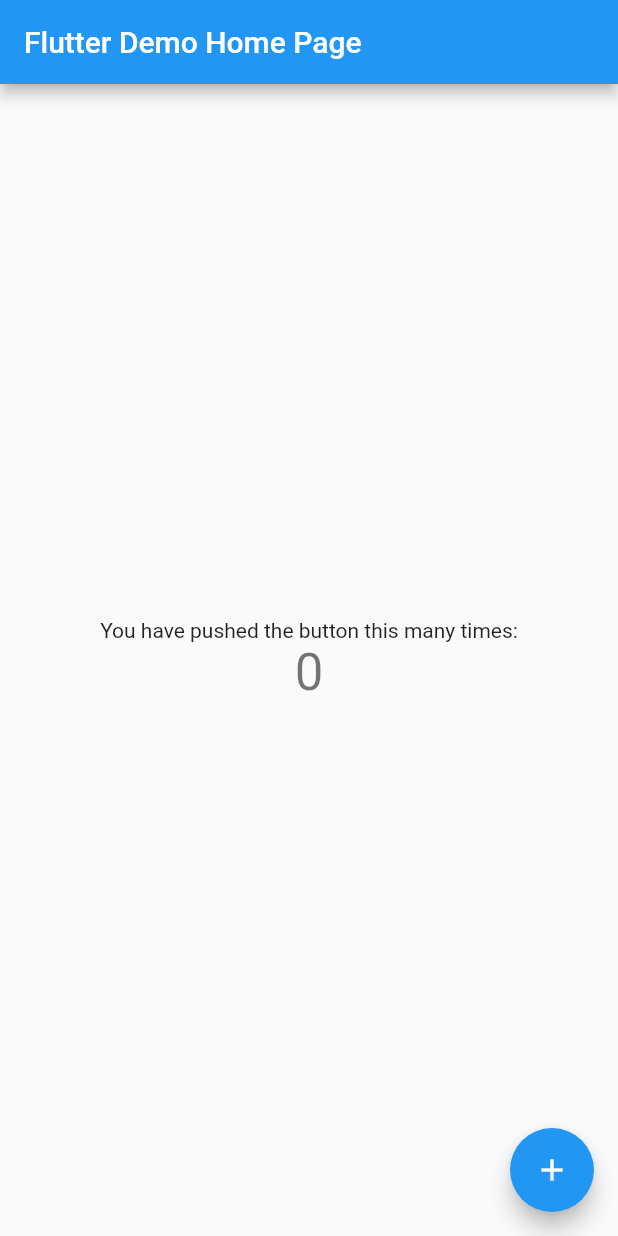
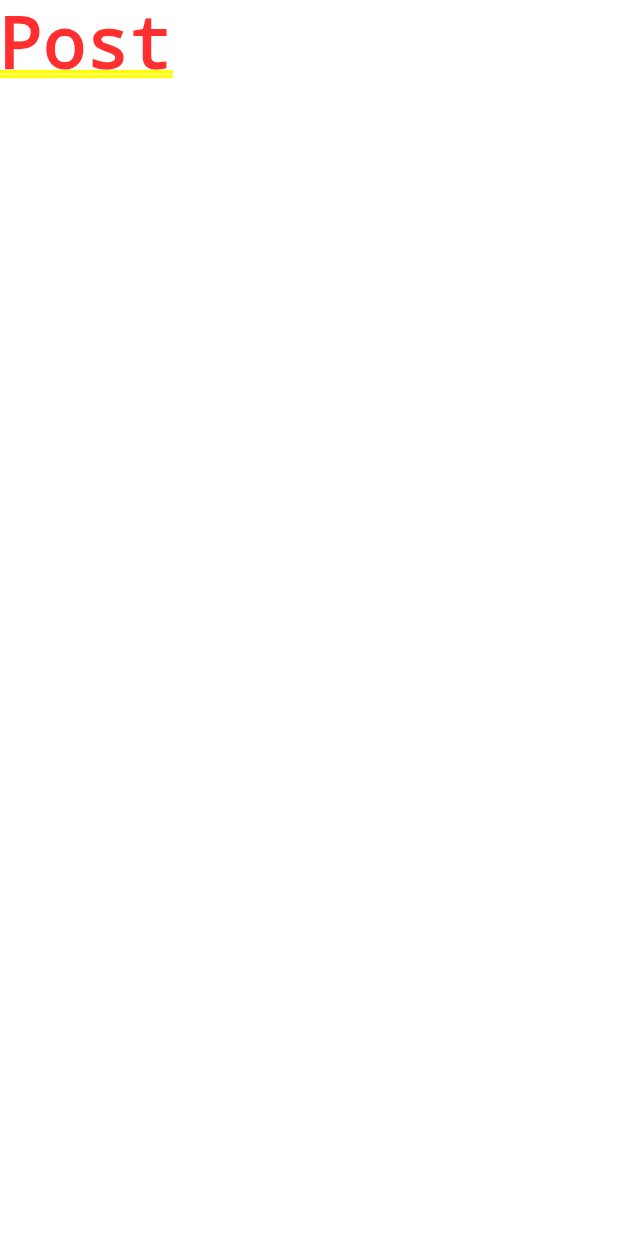
Before and after one commit to iamisathya/cyient_assignment, a Flutter app: the screen it shows after launch, on a phone screen of 412 x 824 dp. Run offline on Flutter 3.47's test engine with Material 2 defaults, Android fonts, the phone set to English and light mode, and no system bars.

Commit message:
removed dead code

```diff
--- a/lib/main.dart
+++ b/lib/main.dart
@@ -1,3 +1,4 @@
+import 'package:cyient_assignment/ui/post/post_screen.dart';
 import 'package:flutter/material.dart';
 
 void main() {
@@ -11,7 +12,7 @@ class MyApp extends StatelessWidget {
   @override
   Widget build(BuildContext context) {
     return MaterialApp(
-      title: 'Flutter Demo',
+      title: 'Cyient Assignment',
       theme: ThemeData(
         // This is the theme of your application.
         //
@@ -24,92 +25,7 @@ class MyApp extends StatelessWidget {
         // is not restarted.
         primarySwatch: Colors.blue,
       ),
-      home: const MyHomePage(title: 'Flutter Demo Home Page'),
+      home: const PostScreen(),
     );
   }
 }
-
-class MyHomePage extends StatefulWidget {
-  const MyHomePage({Key? key, required this.title}) : super(key: key);
-
-  // This widget is the home page of your application. It is stateful, meaning
-  // that it has a State object (defined below) that contains fields that affect
-  // how it looks.
-
-  // This class is the configuration for the state. It holds the values (in this
-  // case the title) provided by the parent (in this case the App widget) and
-  // used by the build method of the State. Fields in a Widget subclass are
-  // always marked "final".
-
-  final String title;
-
-  @override
-  State<MyHomePage> createState() => _MyHomePageState();
-}
-
-class _MyHomePageState extends State<MyHomePage> {
-  int _counter = 0;
-
-  void _incrementCounter() {
-    setState(() {
-      // This call to setState tells the Flutter framework that something has
-      // changed in this State, which causes it to rerun the build method below
-      // so that the display can reflect the updated values. If we changed
-      // _counter without calling setState(), then the build method would not be
-      // called again, and so nothing would appear to happen.
-      _counter++;
-    });
-  }
-
-  @override
-  Widget build(BuildContext context) {
-    // This method is rerun every time setState is called, for instance as done
-    // by the _incrementCounter method above.
-    //
-    // The Flutter framework has been optimized to make rerunning build methods
-    // fast, so that you can just rebuild anything that needs updating rather
-    // than having to individually change instances of widgets.
-    return Scaffold(
-      appBar: AppBar(
-        // Here we take the value from the MyHomePage object that was created by
-        // the App.build method, and use it to set our appbar title.
-        title: Text(widget.title),
-      ),
-      body: Center(
-        // Center is a layout widget. It takes a single child and positions it
-        // in the middle of the parent.
-        child: Column(
-          // Column is also a layout widget. It takes a list of children and
-          // arranges them vertically. By default, it sizes itself to fit its
-          // children horizontally, and tries to be as tall as its parent.
-          //
-          // Invoke "debug painting" (press "p" in the console, choose the
-          // "Toggle Debug Paint" action from the Flutter Inspector in Android
-          // Studio, or the "Toggle Debug Paint" command in Visual Studio Code)
-          // to see the wireframe for each widget.
-          //
-          // Column has various properties to control how it sizes itself and
-          // how it positions its children. Here we use mainAxisAlignment to
-          // center the children vertically; the main axis here is the vertical
-          // axis because Columns are vertical (the cross axis would be
-          // horizontal).
-          mainAxisAlignment: MainAxisAlignment.center,
-          children: <Widget>[
-            const Text(
-              'You have pushed the button this many times:',
-            ),
-            Text(
-              '$_counter',
-              style: Theme.of(context).textTheme.headline4,
-            ),
-          ],
-        ),
-      ),
-      floatingActionButton: FloatingActionButton(
-        onPressed: _incrementCounter,
-        tooltip: 'Increment',
-        child: const Icon(Icons.add),
-      ), // This trailing comma makes auto-formatting nicer for build methods.
-    );
-  }
-}
--- /dev/null
+++ b/lib/ui/post/post_screen.dart
@@ -0,0 +1,10 @@
+import 'package:flutter/material.dart';
+
+class PostScreen extends StatelessWidget {
+  const PostScreen({Key? key}) : super(key: key);
+
+  @override
+  Widget build(BuildContext context) {
+    return Container(child: Text("Post"));
+  }
+}
```
